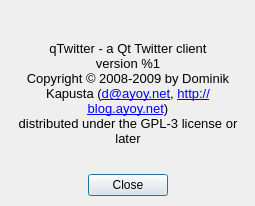
ayoy/qtwitter, file ui/about.ui: the form before one commit.
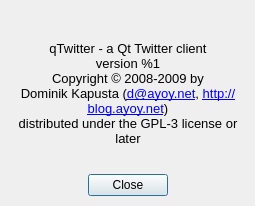
The form after the commit. Icons and pictures are not drawn.

The edit to the form file:
```diff
--- a/ui/about.ui
+++ b/ui/about.ui
@@ -139,11 +139,11 @@
       <string>&lt;!DOCTYPE HTML PUBLIC &quot;-//W3C//DTD HTML 4.0//EN&quot; &quot;http://www.w3.org/TR/REC-html40/strict.dtd&quot;&gt;
 &lt;html&gt;&lt;head&gt;&lt;meta name=&quot;qrichtext&quot; content=&quot;1&quot; /&gt;&lt;style type=&quot;text/css&quot;&gt;
 p, li { white-space: pre-wrap; }
-&lt;/style&gt;&lt;/head&gt;&lt;body style=&quot; font-family:'Lucida Grande'; font-size:13pt; font-weight:400; font-style:normal;&quot;&gt;
-&lt;p align=&quot;center&quot; style=&quot; margin-top:0px; margin-bottom:0px; margin-left:0px; margin-right:0px; -qt-block-indent:0; text-indent:0px;&quot;&gt;&lt;span style=&quot; font-size:10pt;&quot;&gt;qTwitter - a Qt Twitter client&lt;/span&gt;&lt;/p&gt;
-&lt;p align=&quot;center&quot; style=&quot; margin-top:0px; margin-bottom:0px; margin-left:0px; margin-right:0px; -qt-block-indent:0; text-indent:0px;&quot;&gt;&lt;span style=&quot; font-size:10pt;&quot;&gt;version %1&lt;/span&gt;&lt;/p&gt;
-&lt;p align=&quot;center&quot; style=&quot; margin-top:0px; margin-bottom:0px; margin-left:0px; margin-right:0px; -qt-block-indent:0; text-indent:0px;&quot;&gt;&lt;span style=&quot; font-size:10pt;&quot;&gt;Copyright © 2008-2009 by Dominik Kapusta (&lt;/span&gt;&lt;a href=&quot;mailto:d@ayoy.net&quot;&gt;&lt;span style=&quot; font-size:10pt; text-decoration: underline; color:#0000ff;&quot;&gt;d@ayoy.net&lt;/span&gt;&lt;/a&gt;&lt;span style=&quot; font-size:10pt;&quot;&gt;, &lt;/span&gt;&lt;a href=&quot;http://blog.ayoy.net&quot;&gt;&lt;span style=&quot; font-size:10pt; text-decoration: underline; color:#0000ff;&quot;&gt;http://blog.ayoy.net&lt;/span&gt;&lt;/a&gt;&lt;span style=&quot; font-size:10pt;&quot;&gt;)&lt;/span&gt;&lt;/p&gt;
-&lt;p align=&quot;center&quot; style=&quot; margin-top:0px; margin-bottom:0px; margin-left:0px; margin-right:0px; -qt-block-indent:0; text-indent:0px;&quot;&gt;&lt;span style=&quot; font-size:10pt;&quot;&gt;distributed under the GPL-3 license or later&lt;/span&gt;&lt;/p&gt;&lt;/body&gt;&lt;/html&gt;</string>
+&lt;/style&gt;&lt;/head&gt;&lt;body style=&quot; font-family:'MS Shell Dlg 2'; font-size:8.25pt; font-weight:400; font-style:normal;&quot;&gt;
+&lt;p align=&quot;center&quot; style=&quot; margin-top:0px; margin-bottom:0px; margin-left:0px; margin-right:0px; -qt-block-indent:0; text-indent:0px;&quot;&gt;&lt;span style=&quot; font-family:'Lucida Grande'; font-size:10pt;&quot;&gt;qTwitter - a Qt Twitter client&lt;/span&gt;&lt;/p&gt;
+&lt;p align=&quot;center&quot; style=&quot; margin-top:0px; margin-bottom:0px; margin-left:0px; margin-right:0px; -qt-block-indent:0; text-indent:0px;&quot;&gt;&lt;span style=&quot; font-family:'Lucida Grande'; font-size:10pt;&quot;&gt;version %1&lt;/span&gt;&lt;/p&gt;
+&lt;p align=&quot;center&quot; style=&quot; margin-top:0px; margin-bottom:0px; margin-left:0px; margin-right:0px; -qt-block-indent:0; text-indent:0px;&quot;&gt;&lt;span style=&quot; font-family:'Lucida Grande'; font-size:10pt;&quot;&gt;Copyright © 2008-2009 by Dominik Kapusta (&lt;/span&gt;&lt;a href=&quot;mailto:d@ayoy.net&quot;&gt;&lt;span style=&quot; font-family:'Lucida Grande'; font-size:10pt; text-decoration: underline; color:#0000ff;&quot;&gt;d@ayoy.net&lt;/span&gt;&lt;/a&gt;&lt;span style=&quot; font-family:'Lucida Grande'; font-size:10pt;&quot;&gt;, &lt;/span&gt;&lt;a href=&quot;http://blog.ayoy.net&quot;&gt;&lt;span style=&quot; font-family:'Lucida Grande'; font-size:10pt; text-decoration: underline; color:#0000ff;&quot;&gt;http://blog.ayoy.net&lt;/span&gt;&lt;/a&gt;&lt;span style=&quot; font-family:'Lucida Grande'; font-size:10pt;&quot;&gt;)&lt;/span&gt;&lt;/p&gt;
+&lt;p align=&quot;center&quot; style=&quot; margin-top:0px; margin-bottom:0px; margin-left:0px; margin-right:0px; -qt-block-indent:0; text-indent:0px;&quot;&gt;&lt;span style=&quot; font-family:'Lucida Grande'; font-size:10pt;&quot;&gt;distributed under the GPL-3 license or later&lt;/span&gt;&lt;/p&gt;&lt;/body&gt;&lt;/html&gt;</string>
      </property>
      <property name="openExternalLinks">
       <bool>true</bool>
```
